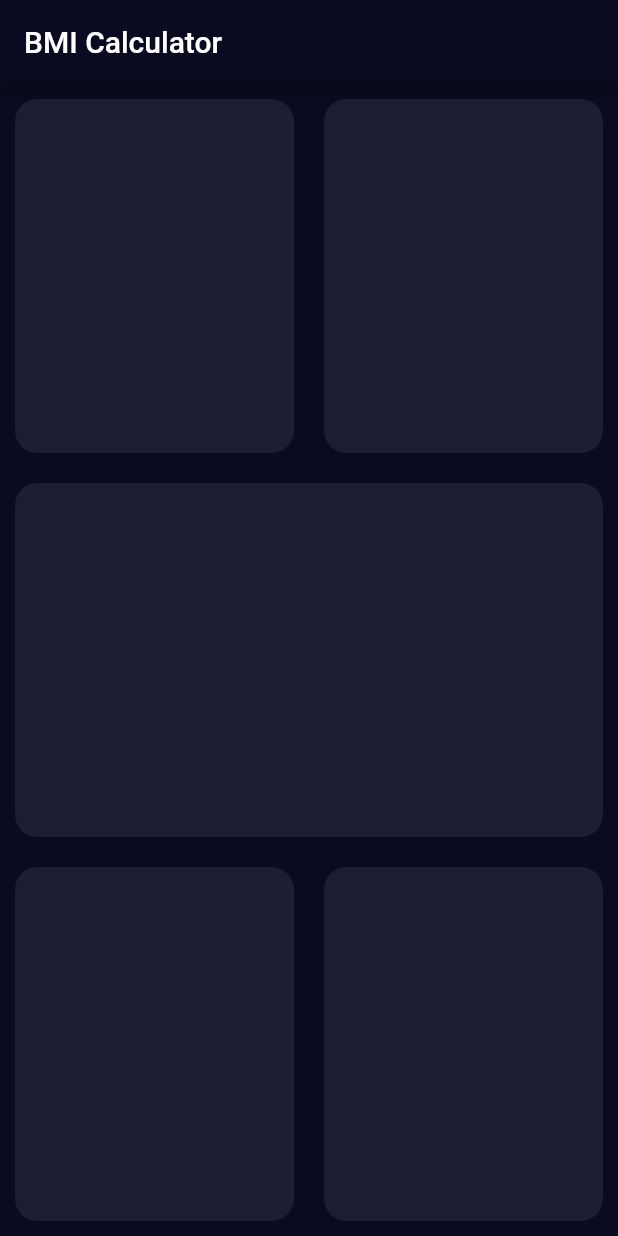
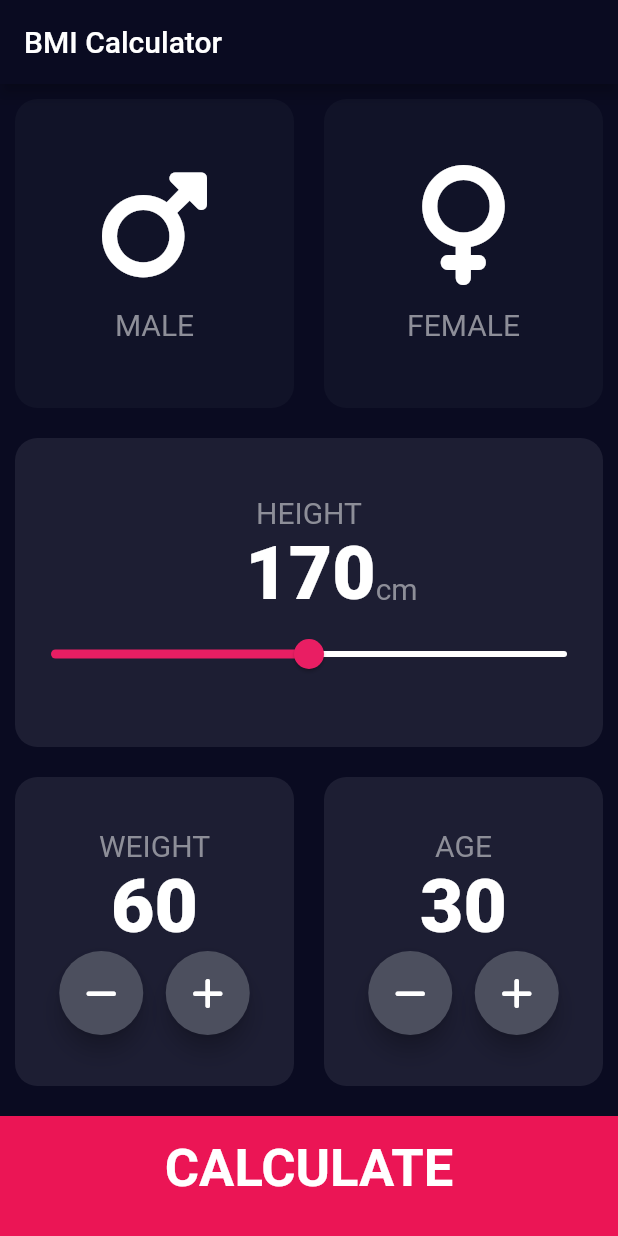
Before and after one commit to halitmesut/BMI_body_mass_index_calculator, a Flutter app: the screen it shows after launch, on a phone screen of 412 x 824 dp. Run offline on Flutter 3.47's test engine with Material 2 defaults, Android fonts, the phone set to English and light mode, and no system bars; our stand-ins replace font_awesome_flutter; missing offline and left inert: dart:html.

Commit message:
changed 2 page UI and added calculatorbrain

```diff
--- /dev/null
+++ b/lib/bottom_button.dart
@@ -0,0 +1,29 @@
+import 'package:flutter/material.dart';
+
+import 'constants.dart';
+
+class BottomButton extends StatelessWidget {
+  BottomButton({required this.onTap, required this.buttonTitle});
+  Function()? onTap;
+  final String buttonTitle;
+
+  @override
+  Widget build(BuildContext context) {
+    return GestureDetector(
+      onTap: onTap,
+      child: Container(
+        color: kBottomContainerColor,
+        margin: EdgeInsets.only(top: 10.0),
+        padding: EdgeInsets.only(bottom: 10.0),
+        width: double.infinity,
+        height: kBottomContainerHeight,
+        child: Center(
+          child: Text(
+            buttonTitle,
+            style: kLargeButtonTextStyle,
+          ),
+        ),
+      ),
+    );
+  }
+}
--- /dev/null
+++ b/lib/calculator_brain.dart
@@ -0,0 +1,34 @@
+import 'dart:math';
+
+class CalculatorBrain {
+  CalculatorBrain({required this.weight, required this.height});
+  final int weight;
+  final int height;
+
+  double? _bmi;
+
+  String calculateBMI() {
+    _bmi = weight / pow(height / 100, 2);
+    return _bmi!.toStringAsFixed(1);
+  }
+
+  String getResult() {
+    if (_bmi! >= 28.0) {
+      return "OverWeight";
+    } else if (_bmi! >= 19.0) {
+      return "Normal ";
+    } else {
+      return "Underweight";
+    }
+  }
+
+  String getInterpretation() {
+    if (_bmi! >= 28.0) {
+      return "Your weight is higher than normal weight. Try to excersize more!";
+    } else if (_bmi! >= 19.0) {
+      return "Your weight is normal. Good job. ";
+    } else {
+      return "Your weight is lower than normal weight. You have to eat more!";
+    }
+  }
+}
--- /dev/null
+++ b/lib/constants.dart
@@ -0,0 +1,44 @@
+import 'dart:html';
+
+import 'package:flutter/material.dart';
+import 'icon_content.dart';
+
+const kLabelTextStyle = TextStyle(
+  fontSize: 20.0,
+  color: Color(0xff8d8e98),
+);
+
+const kBottomContainerHeight = 80.0;
+const kActiveCardColor = Color(0xff1d1e33);
+const kInactiveCardColor = Color(0xff111328);
+const kBottomContainerColor = Color(0xffeb1555);
+
+const kNumberTextStyle = TextStyle(
+  fontSize: 50.0,
+  fontWeight: FontWeight.w900,
+);
+
+const kLargeButtonTextStyle = TextStyle(
+  fontSize: 35.0,
+  fontWeight: FontWeight.bold,
+);
+
+const kTitleTextStyle = TextStyle(
+  fontSize: 50.0,
+  fontWeight: FontWeight.bold,
+);
+
+const kResultTextStyle = TextStyle(
+  fontSize: 35.0,
+  fontWeight: FontWeight.bold,
+  color: Colors.greenAccent,
+);
+
+const kBMITextStyle = TextStyle(
+  fontSize: 80.0,
+  fontWeight: FontWeight.bold,
+);
+
+const kBodyTextStyle = TextStyle(
+  fontSize: 22,
+);
--- /dev/null
+++ b/lib/icon_content.dart
@@ -0,0 +1,26 @@
+import 'package:flutter/material.dart';
+import 'constants.dart';
+
+class IconContent extends StatelessWidget {
+  final IconData icon;
+  final String label;
+
+  IconContent({required this.icon, required this.label});
+
+  @override
+  Widget build(BuildContext context) {
+    return Column(
+      mainAxisAlignment: MainAxisAlignment.center,
+      children: [
+        Icon(
+          icon,
+          size: 80.0,
+        ),
+        SizedBox(
+          height: 15.0,
+        ),
+        Text(label, style: kLabelTextStyle),
+      ],
+    );
+  }
+}
--- a/lib/imput_page.dart
+++ /dev/null
@@ -1,71 +0,0 @@
-import 'package:flutter/material.dart';
-
-class InputPage extends StatefulWidget {
-  const InputPage({Key? key}) : super(key: key);
-
-  @override
-  State<InputPage> createState() => _InputPageState();
-}
-
-class _InputPageState extends State<InputPage> {
-  @override
-  Widget build(BuildContext context) {
-    return Scaffold(
-        appBar: AppBar(
-          title: const Text("BMI Calculator"),
-        ),
-        body: Column(
-          children: [
-            Expanded(
-              child: Row(
-                children: [
-                  Expanded(
-                      child: ReusableCards(
-                    colour: const Color(0xff1d1e33),
-                  )),
-                  Expanded(
-                      child: ReusableCards(
-                    colour: const Color(0xff1d1e33),
-                  ))
-                ],
-              ),
-            ),
-            Expanded(
-                child: ReusableCards(
-              colour: const Color(0xff1d1e33),
-            )),
-            Expanded(
-              child: Row(
-                children: [
-                  Expanded(
-                      child: ReusableCards(
-                    colour: const Color(0xff1d1e33),
-                  )),
-                  Expanded(
-                      child: ReusableCards(
-                    colour: const Color(0xff1d1e33),
-                  ))
-                ],
-              ),
-            ),
-          ],
-        ));
-  }
-}
-
-// ignore: must_be_immutable
-class ReusableCards extends StatelessWidget {
-  Color? colour;
-
-  // ignore: use_key_in_widget_constructors
-  ReusableCards({@required this.colour});
-
-  @override
-  Widget build(BuildContext context) {
-    return Container(
-      margin: const EdgeInsets.all(10.0),
-      decoration: BoxDecoration(
-          color: colour, borderRadius: BorderRadius.circular(15.0)),
-    );
-  }
-}
--- /dev/null
+++ b/lib/input_page.dart
@@ -0,0 +1,255 @@
+import 'dart:html';
+
+import 'package:flutter/material.dart';
+import 'package:font_awesome_flutter/font_awesome_flutter.dart';
+import 'bottom_button.dart';
+import 'icon_content.dart';
+import 'reusable_cards.dart';
+import 'constants.dart';
+import 'results_page.dart';
+import 'round_icon_button.dart';
+import 'calculator_brain.dart';
+
+enum Gender {
+  male,
+  female,
+}
+
+class InputPage extends StatefulWidget {
+  const InputPage({Key? key}) : super(key: key);
+
+  @override
+  State<InputPage> createState() => _InputPageState();
+}
+
+class _InputPageState extends State<InputPage> {
+  Gender? selectedGender;
+  int height = 170;
+  int weight = 60;
+  int age = 30;
+
+  // Color maleCardColor = inactiveCardColor;
+  // Color femaleCardColor = inactiveCardColor;
+
+  // void updateColor(Gender selectedGender) {
+  //   if (selectedGender == Gender.male) {
+  //     if (maleCardColor == inactiveCardColor) {
+  //       maleCardColor = activeCardColor;
+  //       femaleCardColor = inactiveCardColor;
+  //     } else {
+  //       maleCardColor = activeCardColor;
+  //     }
+  //   }
+  //   if (selectedGender == Gender.female) {
+  //     if (femaleCardColor == inactiveCardColor) {
+  //       femaleCardColor = activeCardColor;
+  //       maleCardColor = inactiveCardColor;
+  //     } else {
+  //       femaleCardColor = activeCardColor;
+  //     }
+  //   }
+  // }
+
+  @override
+  Widget build(BuildContext context) {
+    return Scaffold(
+      appBar: AppBar(
+        title: const Text("BMI Calculator"),
+      ),
+      body: Column(
+        crossAxisAlignment: CrossAxisAlignment.stretch,
+        children: [
+          Expanded(
+            child: Row(
+              children: [
+                Expanded(
+                  child: GestureDetector(
+                    onTap: () {
+                      setState(() {
+                        selectedGender = Gender.male;
+                      });
+                    },
+                    child: ReusableCards(
+                      cardChild: IconContent(
+                          icon: FontAwesomeIcons.mars, label: "MALE"),
+                      colour: selectedGender == Gender.male
+                          ? kActiveCardColor
+                          : kInactiveCardColor,
+                    ),
+                  ),
+                ),
+                Expanded(
+                  child: GestureDetector(
+                    onTap: () {
+                      setState(() {
+                        selectedGender = Gender.female;
+                      });
+                    },
+                    child: ReusableCards(
+                      cardChild: IconContent(
+                          icon: FontAwesomeIcons.venus, label: "FEMALE"),
+                      colour: selectedGender == Gender.female
+                          ? kActiveCardColor
+                          : kInactiveCardColor,
+                    ),
+                  ),
+                )
+              ],
+            ),
+          ),
+          Expanded(
+            child: ReusableCards(
+              colour: kActiveCardColor,
+              cardChild: Column(
+                mainAxisAlignment: MainAxisAlignment.center,
+                children: [
+                  Text(
+                    "HEIGHT",
+                    style: kLabelTextStyle,
+                  ),
+                  Row(
+                    mainAxisAlignment: MainAxisAlignment.center,
+                    crossAxisAlignment: CrossAxisAlignment.baseline,
+                    textBaseline: TextBaseline.alphabetic,
+                    children: [
+                      SizedBox(
+                        width: 30.0,
+                      ),
+                      Text(
+                        height.toString(),
+                        style: kNumberTextStyle,
+                      ),
+                      Text(
+                        "cm",
+                        style: kLabelTextStyle,
+                      )
+                    ],
+                  ),
+                  Slider(
+                    value: height.toDouble(),
+                    min: 120.0,
+                    max: 220.0,
+                    activeColor: Colors.pink,
+                    inactiveColor: Colors.white,
+                    onChanged: (double newValue) {
+                      setState(() {
+                        height = newValue.round();
+                      });
+                    },
+                  ),
+                ],
+              ),
+            ),
+          ),
+          Expanded(
+            child: Row(
+              children: [
+                Expanded(
+                  child: ReusableCards(
+                    colour: kActiveCardColor,
+                    cardChild: Column(
+                      mainAxisAlignment: MainAxisAlignment.center,
+                      children: [
+                        Text(
+                          "WEIGHT",
+                          style: kLabelTextStyle,
+                        ),
+                        Text(
+                          weight.toString(),
+                          style: kNumberTextStyle,
+                        ),
+                        Row(
+                          mainAxisAlignment: MainAxisAlignment.center,
+                          children: [
+                            RoundIconButton(
+                              icone: FontAwesomeIcons.minus,
+                              onPress: () {
+                                setState(() {
+                                  weight--;
+                                });
+                              },
+                            ),
+                            SizedBox(
+                              width: 15.0,
+                            ),
+                            RoundIconButton(
+                              icone: FontAwesomeIcons.plus,
+                              onPress: () {
+                                setState(() {
+                                  weight++;
+                                });
+                              },
+                            )
+                          ],
+                        )
+                      ],
+                    ),
+                  ),
+                ),
+                Expanded(
+                  child: ReusableCards(
+                    colour: kActiveCardColor,
+                    cardChild: Column(
+                      mainAxisAlignment: MainAxisAlignment.center,
+                      children: [
+                        Text(
+                          "AGE",
+                          style: kLabelTextStyle,
+                        ),
+                        Text(
+                          age.toString(),
+                          style: kNumberTextStyle,
+                        ),
+                        Row(
+                          mainAxisAlignment: MainAxisAlignment.center,
+                          children: [
+                            RoundIconButton(
+                              icone: FontAwesomeIcons.minus,
+                              onPress: () {
+                                setState(() {
+                                  age--;
+                                });
+                              },
+                            ),
+                            SizedBox(
+                              width: 15.0,
+                            ),
+                            RoundIconButton(
+                              icone: FontAwesomeIcons.plus,
+                              onPress: () {
+                                setState(() {
+                                  age++;
+                                });
+                              },
+                            )
+                          ],
+                        )
+                      ],
+                    ),
+                  ),
+                )
+              ],
+            ),
+          ),
+          BottomButton(
+            onTap: () {
+              CalculatorBrain calc =
+                  CalculatorBrain(weight: weight, height: height);
+              Navigator.push(
+                context,
+                MaterialPageRoute(
+                  builder: (context) => ResultPage(
+                    bmiResult: calc.calculateBMI(),
+                    resultText: calc.getResult(),
+                    interpretation: calc.getInterpretation(),
+                  ),
+                ),
+              );
+            },
+            buttonTitle: "CALCULATE",
+          ),
+        ],
+      ),
+    );
+  }
+}
--- a/lib/main.dart
+++ b/lib/main.dart
@@ -1,5 +1,5 @@
 import 'package:flutter/material.dart';
-import 'imput_page.dart';
+import 'input_page.dart';
 
 void main() => runApp(BMICalculator());
 
@@ -13,6 +13,7 @@ class BMICalculator extends StatelessWidget {
         appBarTheme: const AppBarTheme(
           backgroundColor: Color(0xff0a0b21),
         ),
+        backgroundColor: Color(0xff0a0b21),
         scaffoldBackgroundColor: const Color(0xff0a0b21),
         textTheme: const TextTheme(
           bodyText1: TextStyle(color: Colors.white),
--- /dev/null
+++ b/lib/reusable_cards.dart
@@ -0,0 +1,18 @@
+import 'package:flutter/material.dart';
+
+class ReusableCards extends StatelessWidget {
+  final Color colour;
+  final Widget cardChild;
+
+  ReusableCards({required this.colour, required this.cardChild});
+
+  @override
+  Widget build(BuildContext context) {
+    return Container(
+      child: cardChild,
+      margin: const EdgeInsets.all(10.0),
+      decoration: BoxDecoration(
+          color: colour, borderRadius: BorderRadius.circular(15.0)),
+    );
+  }
+}
--- /dev/null
+++ b/lib/round_icon_button.dart
@@ -0,0 +1,23 @@
+import 'package:flutter/material.dart';
+
+class RoundIconButton extends StatelessWidget {
+  RoundIconButton({required this.icone, required this.onPress});
+
+  final IconData icone;
+  Function()? onPress;
+
+  @override
+  Widget build(BuildContext context) {
+    return RawMaterialButton(
+      child: Icon(icone),
+      onPressed: onPress,
+      elevation: 6.0,
+      constraints: BoxConstraints.tightFor(
+        width: 56.0,
+        height: 56.0,
+      ),
+      shape: CircleBorder(),
+      fillColor: Color(0xff4c4f5e),
+    );
+  }
+}
--- a/pubspec.yaml
+++ b/pubspec.yaml
@@ -34,6 +34,7 @@ dependencies:
   # The following adds the Cupertino Icons font to your application.
   # Use with the CupertinoIcons class for iOS style icons.
   cupertino_icons: ^1.0.2
+  font_awesome_flutter: ^10.1.0
 
 dev_dependencies:
   flutter_test:
```
Also changed, not shown: lib/results_page.dart (added, +70 -0 lines), pubspec.lock.
